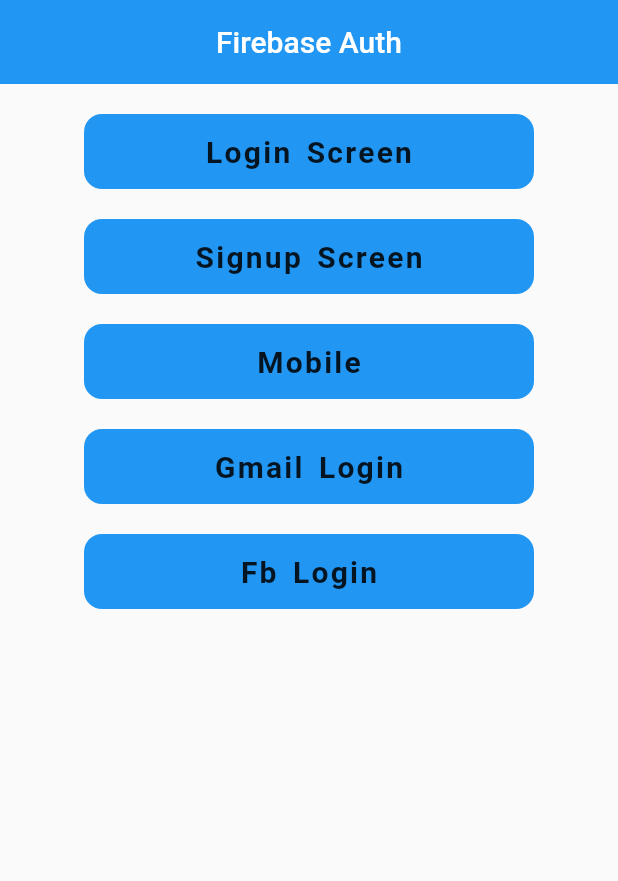
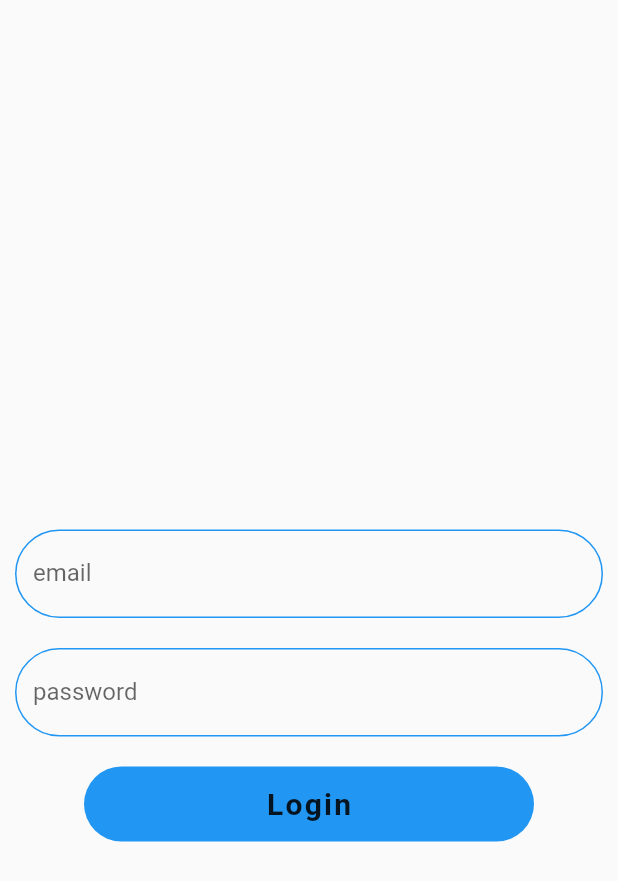
Before and after one commit to Demon4261/firebase_auth101, a Flutter app: the screen it shows after launch, on a phone screen of 412 x 824 dp. Shown: the top 881 px of the screen. Run offline on Flutter 3.47's test engine with Material 2 defaults, Android fonts, the phone set to English and light mode, and no system bars.

Commit message:
Login screen and Textfield created

```diff
--- a/lib/main.dart
+++ b/lib/main.dart
@@ -1,5 +1,6 @@
 import 'package:firebase_auth101/screens/login_method_screen.dart';
-import 'package:firebase_auth101/widgets/my_button.dart';
+import 'package:firebase_auth101/screens/login_screen.dart';
+
 import 'package:flutter/material.dart';
 
 void main() {
@@ -18,7 +19,7 @@
       theme: ThemeData(
         primarySwatch: Colors.blue,
       ),
-      home: LoginMethod(),
+      home: LoginScreen(),
     );
   }
 }
--- a/lib/screens/login_method_screen.dart
+++ b/lib/screens/login_method_screen.dart
@@ -3,7 +3,7 @@
 import '../widgets/my_button.dart';
 
 class LoginMethod extends StatefulWidget {
-  LoginMethod({Key? key}) : super(key: key);
+  const LoginMethod({Key? key}) : super(key: key);
 
   @override
   State<LoginMethod> createState() => _LoginMethodState();
--- a/lib/screens/login_screen.dart
+++ b/lib/screens/login_screen.dart
@@ -0,0 +1,44 @@
+import 'package:firebase_auth101/widgets/my_button.dart';
+import 'package:flutter/material.dart';
+
+import '../widgets/my_text_field.dart';
+
+class LoginScreen extends StatefulWidget {
+  const LoginScreen({Key? key}) : super(key: key);
+
+  @override
+  State<LoginScreen> createState() => _LoginScreenState();
+}
+
+class _LoginScreenState extends State<LoginScreen> {
+  @override
+  Widget build(BuildContext context) {
+    return SafeArea(
+        child: Scaffold(
+      body: Center(
+          child: SingleChildScrollView(
+        child: Column(
+          children: [
+            const SizedBox(
+              height: 80,
+            ),
+            MyTextField(
+              labelText: "email",
+              hintText: "email",
+            ),
+            MyTextField(
+              labelText: "password",
+              hintText: "password",
+            ),
+            const SizedBox(
+              height: 10,
+            ),
+            const MyButtons(
+              inputText: "Login",
+            )
+          ],
+        ),
+      )),
+    ));
+  }
+}
--- a/lib/widgets/my_button.dart
+++ b/lib/widgets/my_button.dart
@@ -13,7 +13,7 @@
         height: 50,
         width: 300,
         decoration: BoxDecoration(
-            color: Colors.blue, borderRadius: BorderRadius.circular(12)),
+            color: Colors.blue, borderRadius: BorderRadius.circular(30)),
         child: Center(
             child: Text(
           inputText,
--- /dev/null
+++ b/lib/widgets/my_text_field.dart
@@ -0,0 +1,28 @@
+import 'package:flutter/material.dart';
+
+class MyTextField extends StatelessWidget {
+  String labelText;
+  String hintText;
+  MyTextField({Key? key, required this.labelText, required this.hintText})
+      : super(key: key);
+
+  @override
+  Widget build(BuildContext context) {
+    return Container(
+      padding: const EdgeInsets.all(10),
+      child: TextField(
+        decoration: InputDecoration(
+            labelText: labelText,
+            labelStyle: TextStyle(),
+            hintText: hintText,
+            enabledBorder: OutlineInputBorder(
+                borderSide: BorderSide(color: Colors.blue),
+                borderRadius: BorderRadius.all(Radius.circular(30))),
+            focusedBorder: OutlineInputBorder(
+              borderRadius: BorderRadius.all(Radius.circular(30)),
+              borderSide: BorderSide(color: Colors.green),
+            )),
+      ),
+    );
+  }
+}
```
